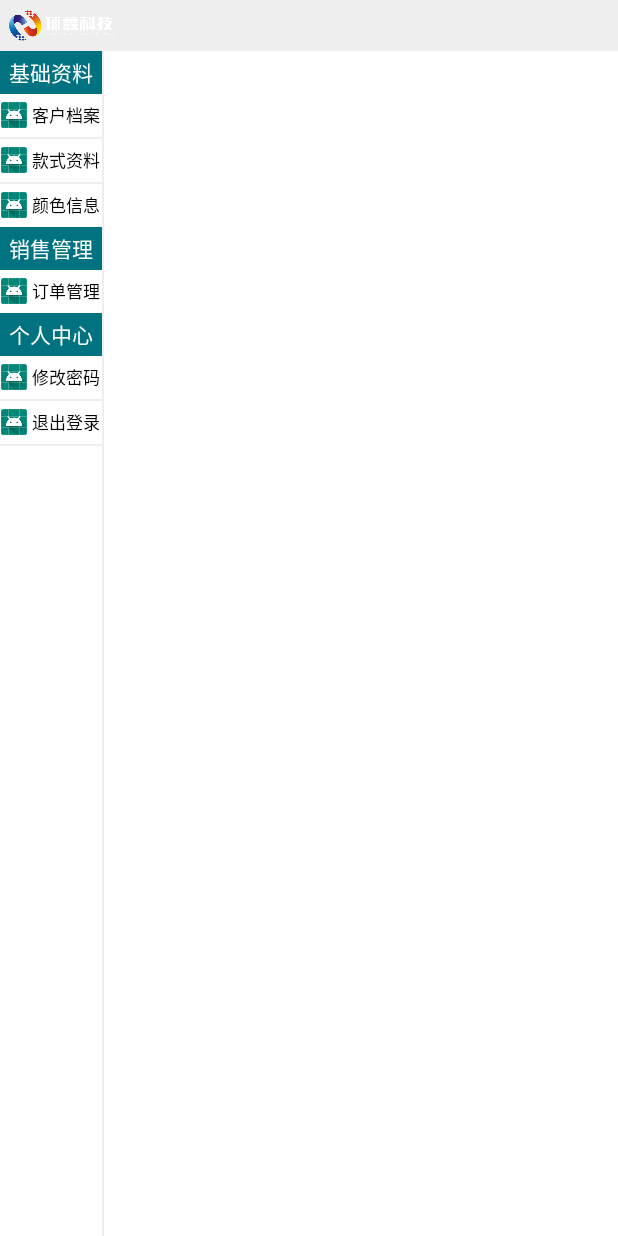
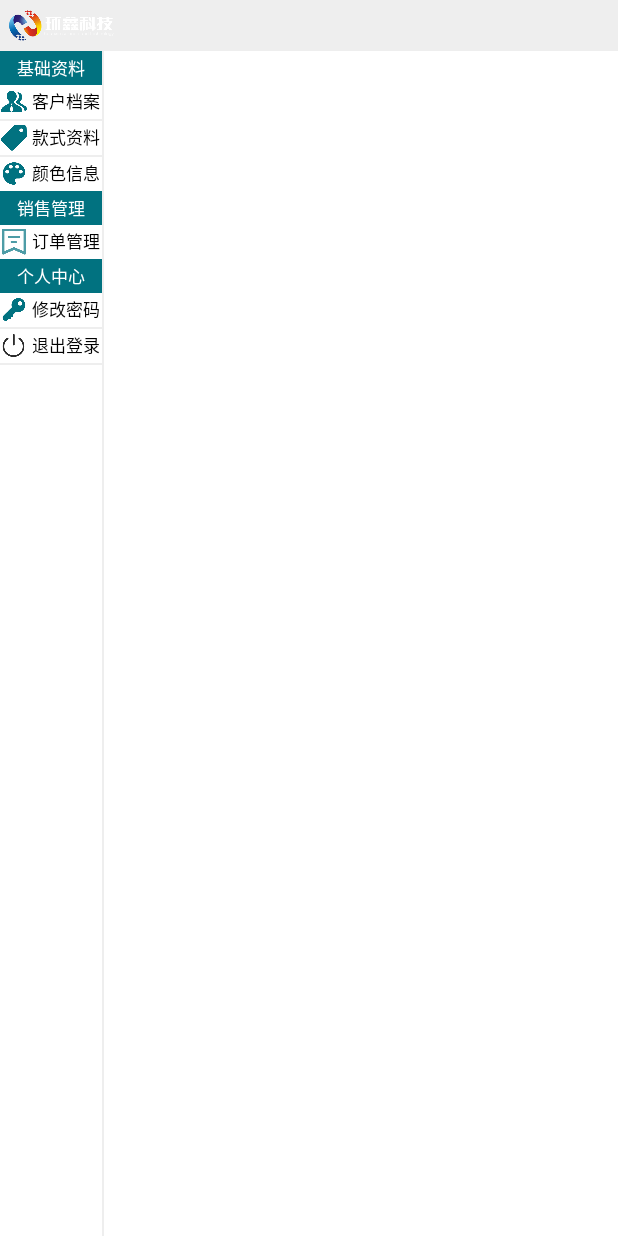
Before and after one commit to yzb199211/fuzhuangPAD, an Android app: the layout activity_main.xml on its own in the app's theme, with its tools: preview values and no code run, on a phone screen of 412 x 824 dp. Run offline under Robolectric (Android 15) with nearby library versions, the phone set to English and light mode, and no system bars.

Commit message:
样式更正

```diff
--- a/app/src/main/java/com/yyy/fuzhuangpad/sale/BillingFragment.java
+++ b/app/src/main/java/com/yyy/fuzhuangpad/sale/BillingFragment.java
@@ -55,7 +55,7 @@ public class BillingFragment extends Fragment {
     @Override
     public View onCreateView(LayoutInflater inflater, ViewGroup container,
                              Bundle savedInstanceState) {
-        View view = inflater.inflate(R.layout.fragment_style, container, false);
+        View view = inflater.inflate(R.layout.fragment_sale_billing, container, false);
         ButterKnife.bind(this, view);
         init();
         return view;
--- a/app/src/main/res/layout/activity_main.xml
+++ b/app/src/main/res/layout/activity_main.xml
@@ -31,18 +31,18 @@
 
                 <TextView
                     android:layout_width="match_parent"
-                    android:layout_height="@dimen/dp_25"
+                    android:layout_height="@dimen/dp_20"
                     android:background="@color/main_menu_title"
                     android:gravity="center"
                     android:text="@string/main_menu_base_title"
                     android:textColor="@color/white"
-                    android:textSize="@dimen/sp_12" />
+                    android:textSize="@dimen/sp_10" />
 
                 <com.yyy.fuzhuangpad.view.main.MainMenu
                     android:id="@+id/mm_base_customer"
                     android:layout_width="match_parent"
-                    android:layout_height="@dimen/dp_25"
-                    app:imgSrc="@mipmap/ic_launcher_round"
+                    android:layout_height="@dimen/dp_20"
+                    app:imgSrc="@mipmap/menu_customer"
                     app:text="@string/main_menu_base_customer"
                     app:tvSize="@dimen/sp_10"
                     app:tvolor="@color/default_text_color" />
@@ -55,8 +55,8 @@
                 <com.yyy.fuzhuangpad.view.main.MainMenu
                     android:id="@+id/mm_base_style"
                     android:layout_width="match_parent"
-                    android:layout_height="@dimen/dp_25"
-                    app:imgSrc="@mipmap/ic_launcher_round"
+                    android:layout_height="@dimen/dp_20"
+                    app:imgSrc="@mipmap/menu_style"
                     app:text="@string/main_menu_base_style"
                     app:tvSize="@dimen/sp_10"
                     app:tvolor="@color/default_text_color" />
@@ -69,44 +69,44 @@
                 <com.yyy.fuzhuangpad.view.main.MainMenu
                     android:id="@+id/mm_base_color"
                     android:layout_width="match_parent"
-                    android:layout_height="@dimen/dp_25"
-                    app:imgSrc="@mipmap/ic_launcher_round"
+                    android:layout_height="@dimen/dp_20"
+                    app:imgSrc="@mipmap/menu_color"
                     app:text="@string/main_menu_base_color"
                     app:tvSize="@dimen/sp_10"
                     app:tvolor="@color/default_text_color" />
 
                 <TextView
                     android:layout_width="match_parent"
-                    android:layout_height="@dimen/dp_25"
+                    android:layout_height="@dimen/dp_20"
                     android:background="@color/main_menu_title"
                     android:gravity="center"
                     android:text="@string/main_menu_sale_title"
                     android:textColor="@color/white"
-                    android:textSize="@dimen/sp_12" />
+                    android:textSize="@dimen/sp_10" />
 
                 <com.yyy.fuzhuangpad.view.main.MainMenu
                     android:id="@+id/mm_sale_order"
                     android:layout_width="match_parent"
-                    android:layout_height="@dimen/dp_25"
-                    app:imgSrc="@mipmap/ic_launcher_round"
+                    android:layout_height="@dimen/dp_20"
+                    app:imgSrc="@mipmap/menu_billing"
                     app:text="@string/main_menu_sale_order"
                     app:tvSize="@dimen/sp_10"
                     app:tvolor="@color/default_text_color" />
 
                 <TextView
                     android:layout_width="match_parent"
-                    android:layout_height="@dimen/dp_25"
+                    android:layout_height="@dimen/dp_20"
                     android:background="@color/main_menu_title"
                     android:gravity="center"
                     android:text="@string/main_menu_center_title"
                     android:textColor="@color/white"
-                    android:textSize="@dimen/sp_12" />
+                    android:textSize="@dimen/sp_10" />
 
                 <com.yyy.fuzhuangpad.view.main.MainMenu
                     android:id="@+id/mm_center_pwd"
                     android:layout_width="match_parent"
-                    android:layout_height="@dimen/dp_25"
-                    app:imgSrc="@mipmap/ic_launcher_round"
+                    android:layout_height="@dimen/dp_20"
+                    app:imgSrc="@mipmap/menu_edit_pwd"
                     app:text="@string/main_menu_center_pwd"
                     app:tvSize="@dimen/sp_10"
                     app:tvolor="@color/default_text_color" />
@@ -119,8 +119,8 @@
                 <com.yyy.fuzhuangpad.view.main.MainMenu
                     android:id="@+id/mm_center_exit"
                     android:layout_width="match_parent"
-                    android:layout_height="@dimen/dp_25"
-                    app:imgSrc="@mipmap/ic_launcher_round"
+                    android:layout_height="@dimen/dp_20"
+                    app:imgSrc="@mipmap/menu_exit"
                     app:text="@string/main_menu_center_exit"
                     app:tvSize="@dimen/sp_10"
                     app:tvolor="@color/default_text_color" />
```
Also changed, not shown: app/src/main/java/com/yyy/fuzhuangpad/MainActivity.java (+12 -0 lines), app/src/main/java/com/yyy/fuzhuangpad/view/button/ButtonSelect.java (+7 -0 lines), app/src/main/res/layout/fragment_customer.xml (+13 -1 lines), app/src/main/res/layout/fragment_sale_billing.xml (added, +128 -0 lines), app/src/main/res/layout/fragment_style.xml (+13 -1 lines), app/src/main/res/mipmap-xhdpi/menu_billing.png (added), app/src/main/res/mipmap-xhdpi/menu_color.png (added), app/src/main/res/mipmap-xhdpi/menu_customer.png (added), app/src/main/res/mipmap-xhdpi/menu_edit_pwd.png (added), app/src/main/res/mipmap-xhdpi/menu_exit.png (added), app/src/main/res/mipmap-xhdpi/menu_style.png (added).
